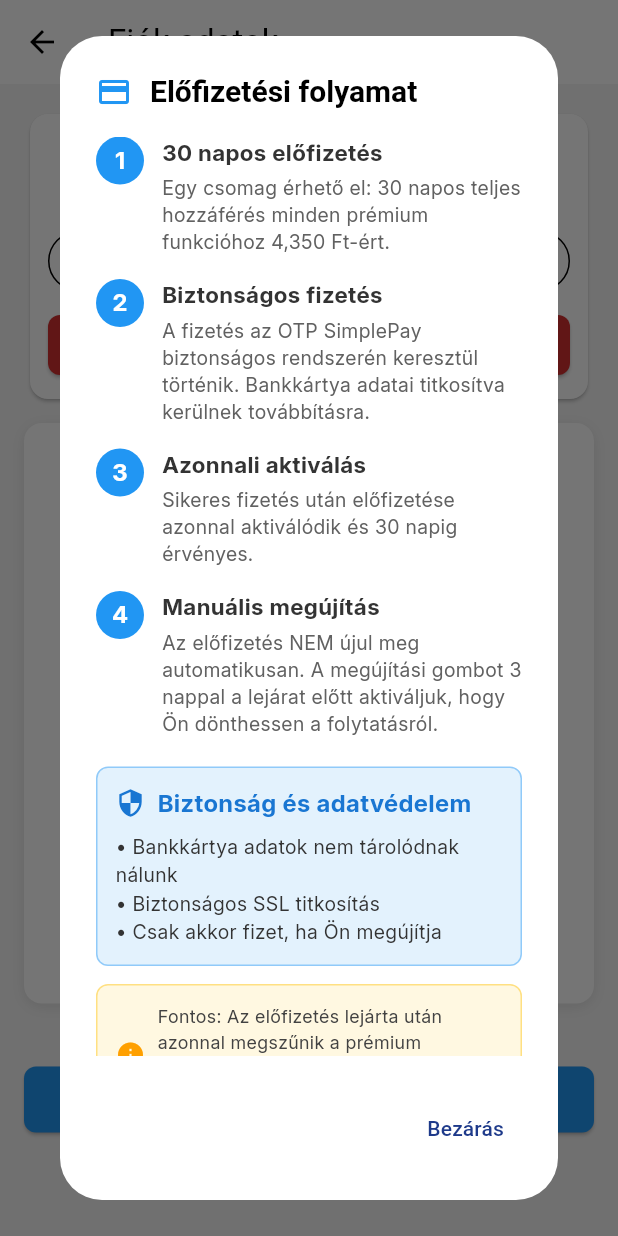
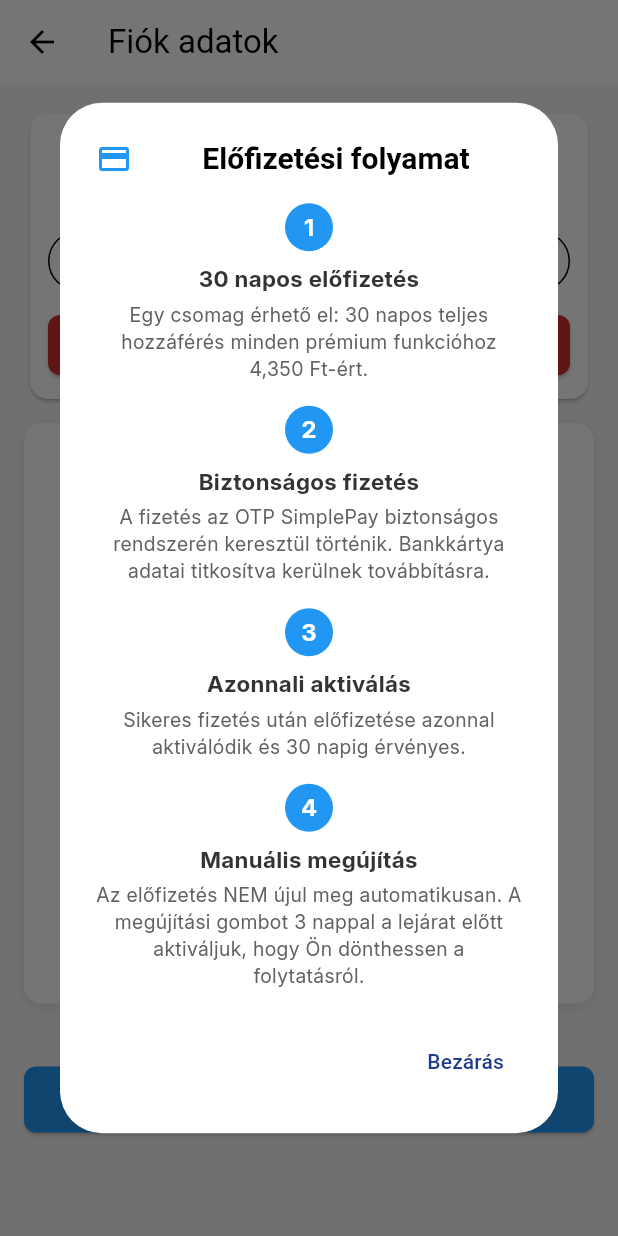
Before and after one commit to TattilaNinox/LomeduUserWeb, a Flutter app: the AccountScreen screen opened by its route, after a tap on the "info outline" icon, on a phone screen of 412 x 824 dp. Run offline on Flutter 3.47's test engine with Material 3 defaults, Android fonts, the phone set to English and light mode, and no system bars; our stand-ins replace audioplayers, cloud_firestore, cloud_functions, device_info_plus, firebase_auth, firebase_core and 10 more; missing offline and left inert: base32, dart:ui_web, excel, file_selector, otp; accounts and stored records are empty.

Commit message:
refactor: dialóg egyszerűsítése és középre igazítás - Minden elem középre igazítva - Biztonság szekció eltávolítva - Figyelmeztetés eltávolítva

```diff
--- a/lib/widgets/enhanced_subscription_status_card.dart
+++ b/lib/widgets/enhanced_subscription_status_card.dart
@@ -400,108 +400,64 @@ class _EnhancedSubscriptionStatusCardState
 
   /// Előfizetési folyamat tájékoztató dialog
   void _showSubscriptionInfoDialog(BuildContext context) {
+    // Reszponzív szélesség számítása
+    final screenWidth = MediaQuery.of(context).size.width;
+    final dialogWidth = screenWidth > 600 ? 500.0 : screenWidth * 0.9;
+    final isMobile = screenWidth < 600;
+
     showDialog(
       context: context,
       builder: (context) => AlertDialog(
-        title: const Row(
+        title: Row(
+          mainAxisAlignment: isMobile ? MainAxisAlignment.center : MainAxisAlignment.start,
           children: [
-            Icon(Icons.credit_card, color: Colors.blue),
-            SizedBox(width: 12),
+            const Icon(Icons.credit_card, color: Colors.blue),
+            const SizedBox(width: 12),
             Expanded(
               child: Text(
                 'Előfizetési folyamat',
-                style: TextStyle(fontSize: 20, fontWeight: FontWeight.bold),
+                style: const TextStyle(fontSize: 20, fontWeight: FontWeight.bold),
+                textAlign: isMobile ? TextAlign.center : TextAlign.left,
               ),
             ),
           ],
         ),
-        content: SingleChildScrollView(
+        content: SizedBox(
+          width: dialogWidth,
+          child: SingleChildScrollView(
             child: Column(
-            crossAxisAlignment: CrossAxisAlignment.start,
+              crossAxisAlignment: isMobile ? CrossAxisAlignment.center : CrossAxisAlignment.start,
               mainAxisSize: MainAxisSize.min,
               children: [
                 _buildInfoStep(
                   '1',
                   '30 napos előfizetés',
                   'Egy csomag érhető el: 30 napos teljes hozzáférés minden prémium funkcióhoz 4,350 Ft-ért.',
+                  isMobile,
                 ),
                 const SizedBox(height: 16),
                 _buildInfoStep(
                   '2',
                   'Biztonságos fizetés',
                   'A fizetés az OTP SimplePay biztonságos rendszerén keresztül történik. Bankkártya adatai titkosítva kerülnek továbbításra.',
+                  isMobile,
                 ),
                 const SizedBox(height: 16),
                 _buildInfoStep(
                   '3',
                   'Azonnali aktiválás',
                   'Sikeres fizetés után előfizetése azonnal aktiválódik és 30 napig érvényes.',
+                  isMobile,
                 ),
                 const SizedBox(height: 16),
                 _buildInfoStep(
                   '4',
                   'Manuális megújítás',
                   'Az előfizetés NEM újul meg automatikusan. A megújítási gombot 3 nappal a lejárat előtt aktiváljuk, hogy Ön dönthessen a folytatásról.',
-              ),
-              const SizedBox(height: 20),
-              Container(
-                padding: const EdgeInsets.all(12),
-                decoration: BoxDecoration(
-                  color: Colors.blue[50],
-                  borderRadius: BorderRadius.circular(8),
-                  border: Border.all(color: Colors.blue[200]!),
-                ),
-                child: Column(
-                  crossAxisAlignment: CrossAxisAlignment.start,
-                  children: [
-                    Row(
-                      children: [
-                        Icon(Icons.security, color: Colors.blue[700], size: 20),
-                        const SizedBox(width: 8),
-                        Text(
-                          'Biztonság és adatvédelem',
-                          style: TextStyle(
-                            fontWeight: FontWeight.bold,
-                            color: Colors.blue[700],
-                          ),
+                  isMobile,
                 ),
               ],
             ),
-                    const SizedBox(height: 8),
-                    const Text(
-                      '• Bankkártya adatok nem tárolódnak nálunk\n'
-                      '• Biztonságos SSL titkosítás\n'
-                      '• Csak akkor fizet, ha Ön megújítja',
-                      style: TextStyle(fontSize: 13),
-                    ),
-                  ],
-                ),
-              ),
-              const SizedBox(height: 12),
-              Container(
-                padding: const EdgeInsets.all(12),
-                decoration: BoxDecoration(
-                  color: Colors.amber[50],
-                  borderRadius: BorderRadius.circular(8),
-                  border: Border.all(color: Colors.amber[200]!),
-                ),
-                child: Row(
-                  children: [
-                    Icon(Icons.info, color: Colors.amber[700], size: 20),
-                    const SizedBox(width: 8),
-                    Expanded(
-                      child: Text(
-                        'Fontos: Az előfizetés lejárta után azonnal megszűnik a prémium hozzáférés. Megújításhoz újra fizetnie kell.',
-                        style: TextStyle(
-                          fontSize: 12,
-                          color: Colors.grey[800],
-                        ),
-                      ),
-                    ),
-                  ],
-                ),
-              ),
-            ],
           ),
         ),
         actions: [
@@ -514,10 +470,11 @@ class _EnhancedSubscriptionStatusCardState
     );
   }
 
-  Widget _buildInfoStep(String number, String title, String description) {
-    return Row(
-      crossAxisAlignment: CrossAxisAlignment.start,
+  Widget _buildInfoStep(String number, String title, String description, bool isMobile) {
+    return Column(
+      crossAxisAlignment: CrossAxisAlignment.center,
       children: [
+        // Kék kör a bekezdés felett - középre
         Container(
           width: 32,
           height: 32,
@@ -536,17 +493,15 @@ class _EnhancedSubscriptionStatusCardState
             ),
           ),
         ),
-        const SizedBox(width: 12),
-        Expanded(
-          child: Column(
-            crossAxisAlignment: CrossAxisAlignment.start,
-            children: [
+        const SizedBox(height: 8),
+        // Cím és leírás - középre igazítva
         Text(
           title,
           style: const TextStyle(
             fontWeight: FontWeight.bold,
             fontSize: 15,
           ),
+          textAlign: TextAlign.center,
         ),
         const SizedBox(height: 4),
         Text(
@@ -556,9 +511,7 @@ class _EnhancedSubscriptionStatusCardState
             color: Colors.grey[700],
             height: 1.4,
           ),
-              ),
-            ],
-          ),
+          textAlign: TextAlign.center,
         ),
       ],
     );
```
Lines whose indentation alone changed are shown as unchanged.
